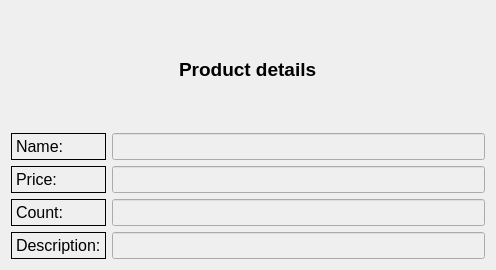
Before: the Qt Designer form productdialog.ui in MrCode4/Digikala, drawn with Qt 5.
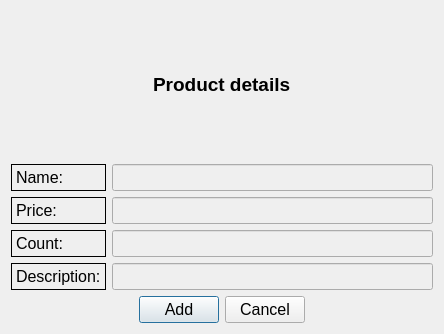
After: the same form once the commit is applied.

```diff
--- a/productdialog.ui
+++ b/productdialog.ui
@@ -6,14 +6,14 @@
    <rect>
     <x>0</x>
     <y>0</y>
-    <width>496</width>
-    <height>270</height>
+    <width>444</width>
+    <height>334</height>
    </rect>
   </property>
   <property name="maximumSize">
    <size>
     <width>16777215</width>
-    <height>270</height>
+    <height>350</height>
    </size>
   </property>
   <property name="font">
@@ -169,6 +169,54 @@
      </item>
     </layout>
    </item>
+   <item>
+    <layout class="QHBoxLayout" name="horizontalLayout_4">
+     <item>
+      <spacer name="horizontalSpacer_3">
+       <property name="orientation">
+        <enum>Qt::Horizontal</enum>
+       </property>
+       <property name="sizeHint" stdset="0">
+        <size>
+         <width>40</width>
+         <height>20</height>
+        </size>
+       </property>
+      </spacer>
+     </item>
+     <item>
+      <layout class="QHBoxLayout" name="horizontalLayout_3">
+       <item>
+        <widget class="QPushButton" name="addBtn">
+         <property name="text">
+          <string>Add</string>
+         </property>
+        </widget>
+       </item>
+       <item>
+        <widget class="QPushButton" name="cancelBtn">
+         <property name="text">
+          <string>Cancel</string>
+         </property>
+        </widget>
+       </item>
+      </layout>
+     </item>
+     <item>
+      <spacer name="horizontalSpacer_4">
+       <property name="orientation">
+        <enum>Qt::Horizontal</enum>
+       </property>
+       <property name="sizeHint" stdset="0">
+        <size>
+         <width>40</width>
+         <height>20</height>
+        </size>
+       </property>
+      </spacer>
+     </item>
+    </layout>
+   </item>
   </layout>
  </widget>
  <resources/>
```
